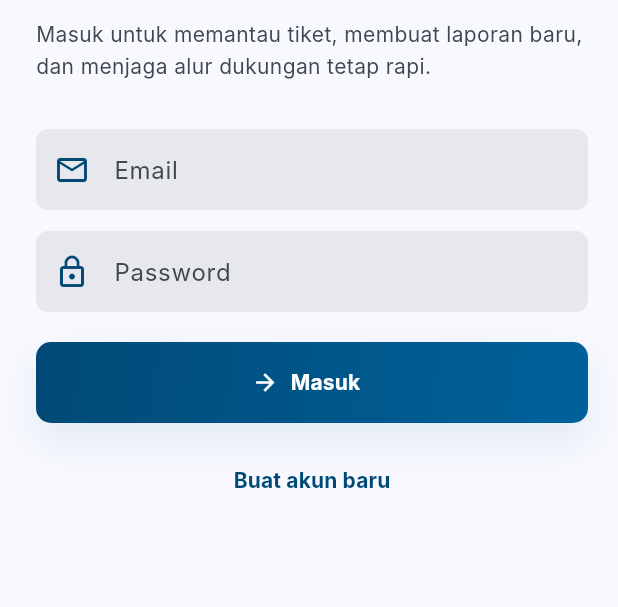
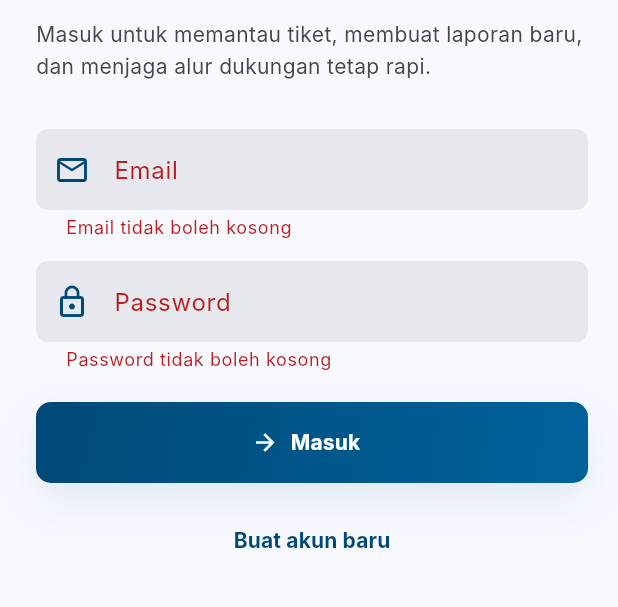
Before and after one commit to joythejaks/helpdesk-microservices, a Flutter app: the screen it shows after launch, after a tap on "Masuk", on a phone screen of 412 x 824 dp, the part 387-994 px from its top. Run offline on Flutter 3.47's test engine with Material 3 defaults, Android fonts, the phone set to English and light mode, and no system bars; our stand-ins replace flutter_bloc, shared_preferences; network calls fail; Roboto replaces fonts that are missing (Inter, Manrope).

Commit message:
feat: implement Phase 1 security foundation and enhanced form validation
- Backend: Added RoleMiddleware for RBAC enforcement based on gateway headers.
- Backend: Improved AuthHandler with default user roles and route grouping.
- Frontend: Migrated AppTextField to TextFormField for real-time validation.
- Frontend: Implemented role-based navigation (Agent vs User) after successful login.
- Frontend: Refactored metrics calculation and ticket filtering for better performance.
- Docs: Revamped README with architecture overview and setup guides.

```diff
--- a/flutter_app/helpdesk_app/lib/presentation/screens/auth/login_screen.dart
+++ b/flutter_app/helpdesk_app/lib/presentation/screens/auth/login_screen.dart
@@ -7,6 +7,9 @@ import 'package:helpdesk_app/presentation/widgets/app_frame.dart';
 import 'package:helpdesk_app/presentation/widgets/app_mark.dart';
 import 'package:helpdesk_app/presentation/widgets/app_text_field.dart';
 import 'package:helpdesk_app/presentation/widgets/gradient_button.dart';
+import 'package:helpdesk_app/presentation/screens/user/home_screen.dart';
+import 'package:helpdesk_app/presentation/screens/agent/agent_dashboard_screen.dart';
+import 'package:helpdesk_app/presentation/screens/agent/ticket_list_screen.dart';
 import 'register_screen.dart';
 
 class LoginScreen extends StatefulWidget {
@@ -32,6 +35,26 @@ class _LoginScreenState extends State<LoginScreen> {
   Widget build(BuildContext context) {
     return BlocListener<AuthBloc, AuthState>(
       listener: (context, state) {
+        if (state is Authenticated) {
+          // Navigasi Berdasarkan Role (Fase 1)
+          final role = state.user.role.toLowerCase();
+
+          Widget nextScreen;
+          if (role == 'agent') {
+            nextScreen = const AgentDashboardScreen();
+          } else {
+            // Contoh untuk user biasa, arahkan ke HomeScreen
+            nextScreen = HomeScreen(
+              onOpenTicket: (t) {}, // Implementasi nanti di Fase 2
+              onCreate: () {},
+            );
+          }
+
+          Navigator.of(context).pushReplacement(
+            MaterialPageRoute(builder: (_) => nextScreen),
+          );
+        }
+
         if (state is AuthFailure) {
           ScaffoldMessenger.of(
             context,
@@ -61,6 +84,11 @@ class _LoginScreenState extends State<LoginScreen> {
                 label: 'Email',
                 icon: Icons.mail_outline,
                 keyboardType: TextInputType.emailAddress,
+                validator: (value) {
+                  if (value == null || value.isEmpty) return 'Email tidak boleh kosong';
+                  if (!value.contains('@')) return 'Format email tidak valid';
+                  return null;
+                },
               ),
               const SizedBox(height: 14),
               AppTextField(
@@ -68,6 +96,11 @@ class _LoginScreenState extends State<LoginScreen> {
                 label: 'Password',
                 icon: Icons.lock_outline,
                 obscureText: true,
+                validator: (value) {
+                  if (value == null || value.isEmpty) return 'Password tidak boleh kosong';
+                  if (value.length < 6) return 'Password minimal 6 karakter';
+                  return null;
+                },
               ),
               const SizedBox(height: 20),
               BlocBuilder<AuthBloc, AuthState>(
@@ -97,10 +130,7 @@ class _LoginScreenState extends State<LoginScreen> {
   }
 
   void _submitLogin() {
-    if (_emailController.text.isEmpty || _passwordController.text.isEmpty) {
-      ScaffoldMessenger.of(context).showSnackBar(
-        const SnackBar(content: Text('Email dan password tidak boleh kosong')),
-      );
+    if (!_formKey.currentState!.validate()) {
       return;
     }
 
--- a/flutter_app/helpdesk_app/lib/presentation/screens/auth/register_screen.dart
+++ b/flutter_app/helpdesk_app/lib/presentation/screens/auth/register_screen.dart
@@ -61,6 +61,12 @@ class _RegisterScreenState extends State<RegisterScreen> {
                 label: 'Email kantor',
                 icon: Icons.mail_outline,
                 keyboardType: TextInputType.emailAddress,
+                validator: (value) {
+                  if (value == null || value.isEmpty) return 'Email tidak boleh kosong';
+                  final emailRegex = RegExp(r'^[a-zA-Z0-9._%+-]+@[a-zA-Z0-9.-]+\.[a-zA-Z]{2,}$');
+                  if (!emailRegex.hasMatch(value)) return 'Format email tidak valid';
+                  return null;
+                },
               ),
               const SizedBox(height: 14),
               AppTextField(
@@ -68,6 +74,11 @@ class _RegisterScreenState extends State<RegisterScreen> {
                 label: 'Password',
                 icon: Icons.lock_outline,
                 obscureText: true,
+                validator: (value) {
+                  if (value == null || value.isEmpty) return 'Password tidak boleh kosong';
+                  if (value.length < 6) return 'Password minimal 6 karakter';
+                  return null;
+                },
               ),
               const SizedBox(height: 22),
               BlocBuilder<AuthBloc, AuthState>(
@@ -87,27 +98,13 @@ class _RegisterScreenState extends State<RegisterScreen> {
     );
   }
   void _submitRegister() {
-    final email = _emailController.text.trim();
-    final password = _passwordController.text;
-
-    if (email.isEmpty || password.isEmpty) {
-      ScaffoldMessenger.of(context).showSnackBar(
-        const SnackBar(content: Text('Email dan password harus diisi')),
+    if (_formKey.currentState!.validate()) {
+      context.read<AuthBloc>().add(
+        AuthRegisterSubmitted(
+          email: _emailController.text.trim(),
+          password: _passwordController.text,
+        ),
       );
-      return;
     }
-
-    // Validate email format
-    final emailRegex = RegExp(r'^[a-zA-Z0-9._%+-]+@[a-zA-Z0-9.-]+\.[a-zA-Z]{2,}$');
-    if (!emailRegex.hasMatch(email)) {
-      ScaffoldMessenger.of(context).showSnackBar(
-        const SnackBar(content: Text('Format email tidak valid')),
-      );
-      return;
-    }
-
-    context.read<AuthBloc>().add(
-      AuthRegisterSubmitted(email: email, password: password),
-    );
   }
 }
--- a/flutter_app/helpdesk_app/lib/presentation/widgets/app_text_field.dart
+++ b/flutter_app/helpdesk_app/lib/presentation/widgets/app_text_field.dart
@@ -11,6 +11,7 @@ class AppTextField extends StatelessWidget {
     this.keyboardType,
     this.obscureText = false,
     this.maxLines = 1,
+    this.validator,
   });
 
   final String label;
@@ -19,10 +20,11 @@ class AppTextField extends StatelessWidget {
   final TextInputType? keyboardType;
   final bool obscureText;
   final int maxLines;
+  final String? Function(String?)? validator;
 
   @override
   Widget build(BuildContext context) {
-    return TextField(
+    return TextFormField(
       controller: controller,
       keyboardType: keyboardType,
       obscureText: obscureText,
@@ -31,6 +33,7 @@ class AppTextField extends StatelessWidget {
         labelText: label,
         prefixIcon: Icon(icon, color: HelpdeskTheme.primary),
       ),
+      validator: validator,
     );
   }
 }
```
Also changed, not shown: flutter_app/helpdesk_app/lib/presentation/screens/user/create_ticket_screen.dart (+9 -4 lines), 2 other files.
